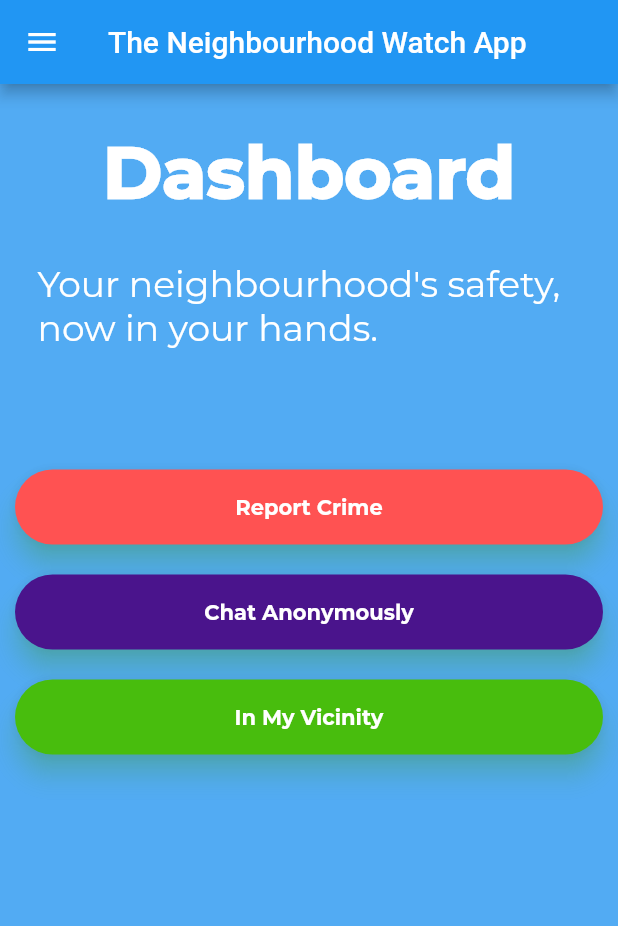
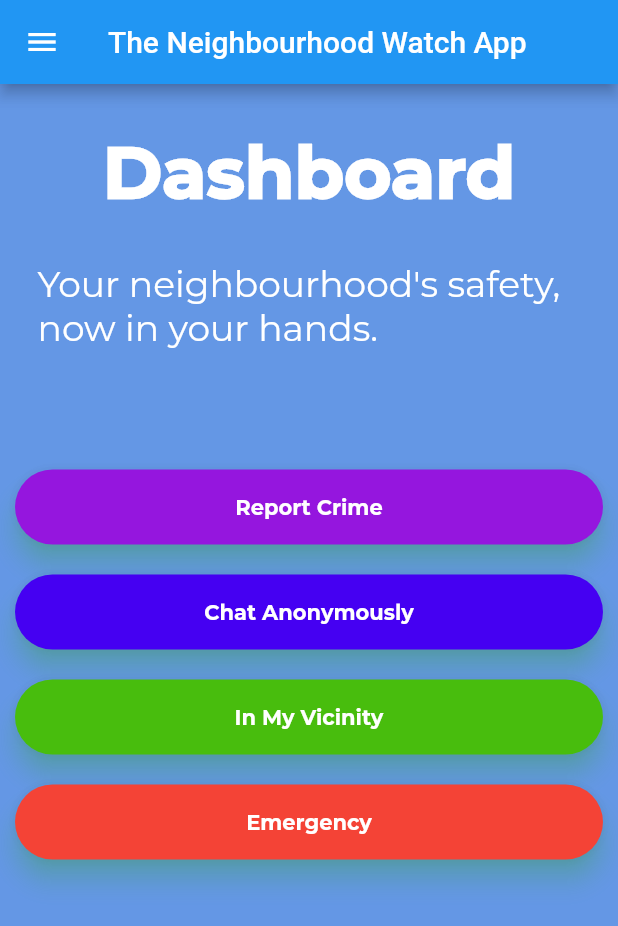
Before and after one commit to NaitikVora/watchapp, a Flutter app: the HomePage screen opened directly, on a phone screen of 412 x 824 dp. Shown: the top 926 px of the screen. Run offline on Flutter 3.47's test engine with Material 2 defaults, Android fonts, the light colour scheme and no system bars; our stand-ins replace cloud_firestore, firebase_auth, firebase_core, flutter_map, google_sign_in, latlong2 and 1 more; missing offline and left inert: flutter_beautiful_popup, flutter_phone_direct_caller, geocoder, positioned_tap_detector_2; accounts and stored records are empty; project files that could hold a hidden picture were left out.

Commit message:
Emergency dial

```diff
--- a/lib/main.dart
+++ b/lib/main.dart
@@ -22,7 +22,7 @@ class MyApp extends StatelessWidget {
     return new MaterialApp(
       title: 'The Neighbourhood Watch App',
       theme: new ThemeData(
-          scaffoldBackgroundColor: Color.fromRGBO(7, 134, 237, 0.7)),
+          scaffoldBackgroundColor: Color.fromRGBO(33, 106, 217, 0.7)),
       home: (user == null) ? Login() : HomePage(),
     );
   }
--- a/lib/pages/homepage.dart
+++ b/lib/pages/homepage.dart
@@ -6,6 +6,8 @@ import 'package:feel_safe/services/locationinfo.dart';
 import 'package:feel_safe/widgets/drawer.dart';
 import 'package:flutter/material.dart';
 import 'package:geocoder/geocoder.dart';
+import 'package:flutter_phone_direct_caller/flutter_phone_direct_caller.dart';
+import 'package:flutter_beautiful_popup/main.dart';
 
 class HomePage extends StatefulWidget {
   @override
@@ -27,6 +29,31 @@ class _HomePageState extends State<HomePage> {
   goToResult() {
     Navigator.of(context).push(
         MaterialPageRoute(builder: (context) => ShowResult(_locationEntered)));
+  }
+
+  handleEmergency() {
+    final popup = BeautifulPopup(
+      context: context,
+      template: TemplateGeolocation,
+    );
+    popup.show(
+      title: 'Emergency Dial',
+      content:
+          '\nAre you in danger and require immediate help? \n\nProceed to call "100" Indian Police Emergency Helpline Number. Never misuse the Emergency Helplines.',
+      actions: [
+        popup.button(
+          label: 'HELP NOW!',
+          onPressed: () async {
+            const number = '09930854717'; //Add Emergency Helpline here
+            bool? res = await FlutterPhoneDirectCaller.callNumber(number);
+          },
+        ),
+        popup.button(
+          label: 'DISMISS',
+          onPressed: Navigator.of(context).pop,
+        ),
+      ],
+    );
   }
 
   goToMap() {}
@@ -56,9 +83,10 @@ class _HomePageState extends State<HomePage> {
               case "chat":
                 Navigator.of(context).push(
                     MaterialPageRoute(builder: (context) => HomeScreen()));
+                break;
 
-                /*Navigator.of(context).push(
-                    MaterialPageRoute(builder: (context) => HomeScreen()));*/
+              case "emergency":
+                handleEmergency();
                 break;
             }
           },
@@ -141,7 +169,7 @@ class _HomePageState extends State<HomePage> {
                         children: <Widget>[
                           //Fetching Report options
                           retButton("Report Crime", Colors.white,
-                              Colors.redAccent, "report now"),
+                              Color.fromRGBO(149, 22, 222, 1), "report now"),
                         ],
                       ),
                     ),
@@ -152,7 +180,18 @@ class _HomePageState extends State<HomePage> {
                         children: <Widget>[
                           //Fetching Report options
                           retButton("Chat Anonymously", Colors.white,
-                              Colors.purple[900], "chat"),
+                              Color.fromRGBO(69, 0, 242, 1), "chat"),
+                        ],
+                      ),
+                    ),
+                    Container(
+                      padding: EdgeInsets.all(0.0),
+                      child: Column(
+                        // mainAxisAlignment: MainAxisAlignment.center,
+                        children: <Widget>[
+                          //Fetching Report options
+                          retButton("In My Vicinity", Colors.white,
+                              Color.fromRGBO(72, 189, 13, 1), "status"),
                         ],
                       ),
                     ),
@@ -163,10 +202,11 @@ class _HomePageState extends State<HomePage> {
                         children: <Widget>[
                           //Fetching Report options
                           retButton(
-                              "In My Vicinity",
-                              Colors.white,
-                              Color.fromRGBO(72, 189, 13, 1),
-                              "status"),
+                            "Emergency",
+                            Colors.white,
+                            Colors.red,
+                            "emergency",
+                          ),
                         ],
                       ),
                     ),
--- a/lib/widgets/drawer.dart
+++ b/lib/widgets/drawer.dart
@@ -10,7 +10,7 @@ Widget CustomDrawer(BuildContext context) {
     child: ListView(
       children: <Widget>[
         ListTile(
-            title: Text("Home"),
+            title: Text("Dashboard"),
             trailing: Icon(Icons.home),
             onTap: () {
               Navigator.of(context).pop();
@@ -18,7 +18,7 @@ Widget CustomDrawer(BuildContext context) {
                   builder: (BuildContext context) => HomePage()));
             }),
         ListTile(
-            title: Text("Report"),
+            title: Text("Report Crime"),
             trailing: Icon(Icons.report),
             onTap: () {
               Navigator.of(context).pop();
--- a/pubspec.yaml
+++ b/pubspec.yaml
@@ -29,10 +29,10 @@ dependencies:
   flutter_map:
   http:
   flutter_webview_plugin:
-  sms:
   latlong: ^0.6.1
   latlong2: ^0.8.0
-
+  flutter_phone_direct_caller: ^2.1.0
+  flutter_beautiful_popup: ^1.5.0
 
 dev_dependencies:
   flutter_test:
```
Also changed, not shown: pubspec.lock, 1 other file.
